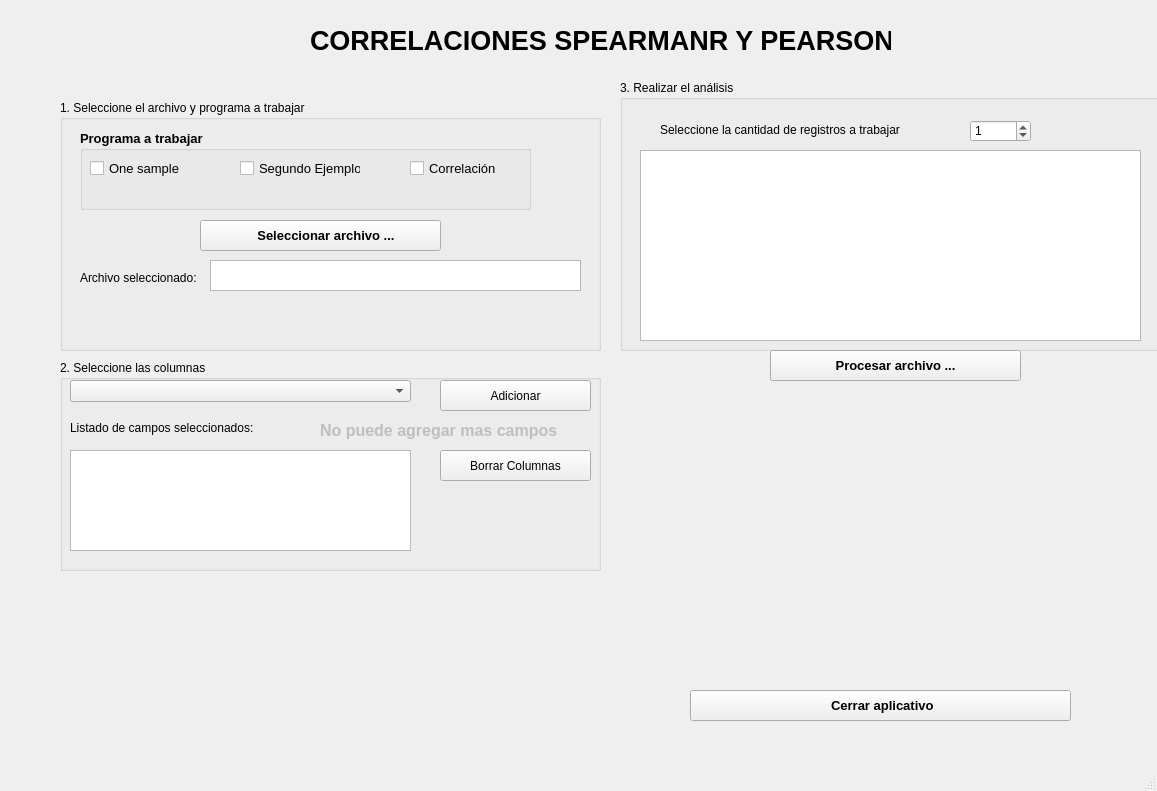
The window that GUI.ui (Marlon9604/Analisis) describes before a commit, drawn with Qt 5.
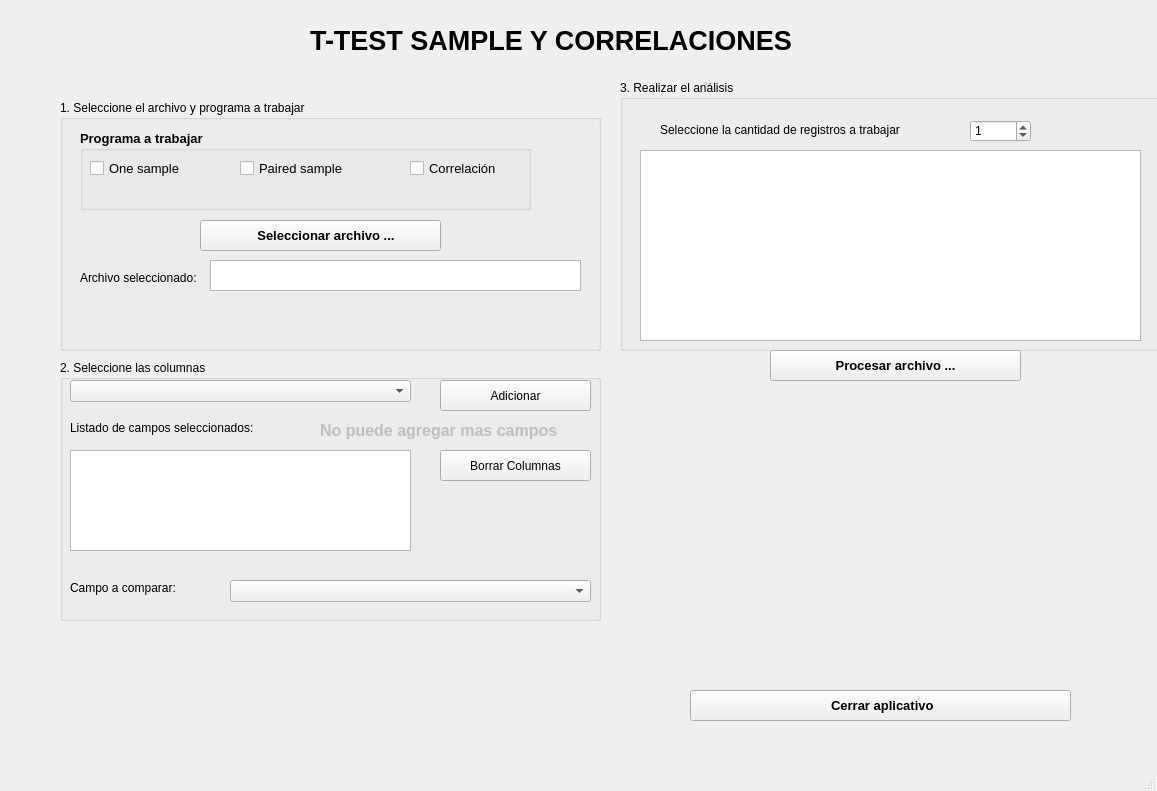
The same window after the commit. Icons and pictures are not drawn.

```diff
--- a/GUI.ui
+++ b/GUI.ui
@@ -61,7 +61,7 @@
      </font>
     </property>
     <property name="text">
-     <string>CORRELACIONES SPEARMANR Y PEARSON</string>
+     <string>T-TEST SAMPLE Y CORRELACIONES</string>
     </property>
    </widget>
    <widget class="QGroupBox" name="groupBox">
@@ -189,7 +189,7 @@
        </font>
       </property>
       <property name="text">
-       <string>Segundo Ejemplo</string>
+       <string>Paired sample</string>
       </property>
      </widget>
      <widget class="QCheckBox" name="CkboxCorrelaciones">
@@ -285,7 +285,7 @@
       <x>60</x>
       <y>360</y>
       <width>541</width>
-      <height>211</height>
+      <height>261</height>
      </rect>
     </property>
     <property name="font">
@@ -420,12 +420,35 @@
       <string>No puede agregar mas campos</string>
      </property>
     </widget>
+    <widget class="QComboBox" name="ListadoCampos_2">
+     <property name="geometry">
+      <rect>
+       <x>170</x>
+       <y>220</y>
+       <width>361</width>
+       <height>22</height>
+      </rect>
+     </property>
+    </widget>
+    <widget class="QLabel" name="label_4">
+     <property name="geometry">
+      <rect>
+       <x>10</x>
+       <y>220</y>
+       <width>121</width>
+       <height>16</height>
+      </rect>
+     </property>
+     <property name="text">
+      <string>Campo a comparar:</string>
+     </property>
+    </widget>
    </widget>
    <widget class="QLabel" name="ImagenColores">
     <property name="geometry">
      <rect>
       <x>700</x>
-      <y>380</y>
+      <y>410</y>
       <width>371</width>
       <height>251</height>
      </rect>
```
Left out of the diff: 2 changed lines with no effect on the pictures.
